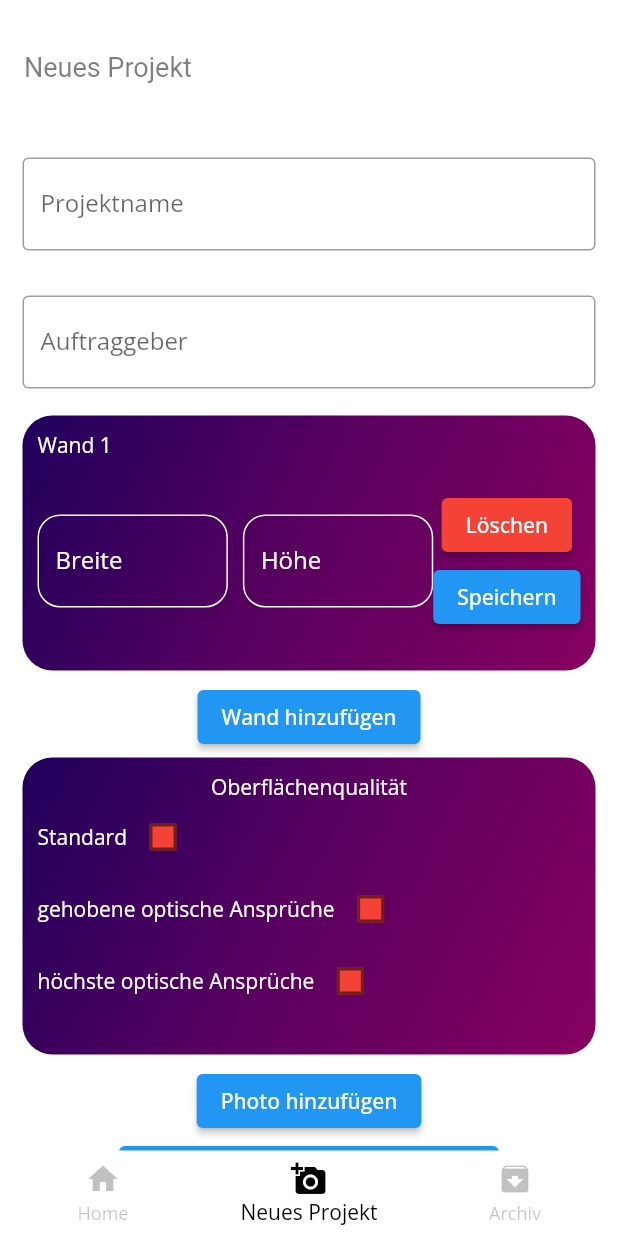
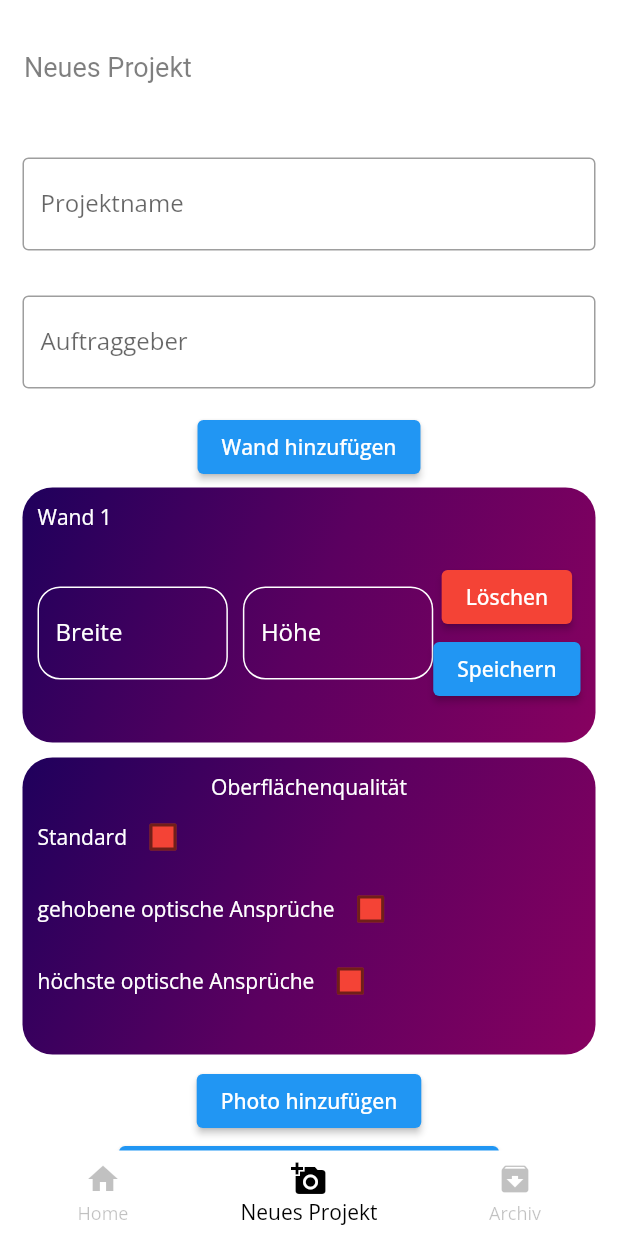
Before and after one commit to jmu-informationsystemsgroup/PJS_SS_22_KI_Materialbedarfsplanung, a Flutter app: the screen it shows after launch, item 2 of the bottom bar chosen, after a tap on "Wand hinzufügen", on a phone screen of 412 x 824 dp. Run offline on Flutter 3.47's test engine with Material 2 defaults, Android fonts, the phone set to English and light mode, and no system bars; our stand-ins replace camera, flutter_map, google_fonts, latlong2, permission_handler and 1 more; missing offline and left inert: dart:ffi, downloads_path_provider_28; accounts and stored records are empty.

Commit message:
fixed mvp wall bugs, renamed files

```diff
--- a/frontend/prototype/lib/backend/data_base_functions.dart
+++ b/frontend/prototype/lib/backend/data_base_functions.dart
@@ -8,7 +8,7 @@ import 'dart:convert';
 import 'package:camera/camera.dart';
 
 import 'package:prototype/backend/helper_objects.dart';
-import 'package:prototype/newProject/mainView.dart';
+import 'package:prototype/screen_create_new_project/mainView.dart';
 import 'package:sqflite/sqflite.dart' as sql;
 
 /// beinhaltet sämtliche Methoden zum Speichern und Laden von Daten
@@ -84,6 +84,7 @@ class DataBase {
   */
 
   /// gibt eine Liste aller aktiven Projekte zurück
+  /// SPÄTER: NACH NÄCHSTEM FÄLLIGKEITSDATUM ORDNEN
   static Future<List<dynamic>> getAllActiveProjects() async {
     final db = await DataBase.getDataBase();
 
@@ -146,7 +147,7 @@ class DataBase {
     return result;
   }
 
-  /// ändert statusActive = 0 zurück in statusActive = 1, dadruch wird das Projekt
+  /// ändert statusActive = 0 zurück in statusActive = 1, dadurch wird das Projekt
   /// nicht mehr in der Liste der aktiven Projekte angezeigt
   static activateProject(int id) async {
     final db = await DataBase.getDataBase();
--- a/frontend/prototype/lib/backend/helper_objects.dart
+++ b/frontend/prototype/lib/backend/helper_objects.dart
@@ -51,6 +51,7 @@ class Content {
 
 /// erzeugt eine MVP Wand, standardmäßig mit den Werten 0.0 * 0.0
 class Wall {
+  late int key;
   double width = 0.0;
   double height = 0.0;
 }
--- a/frontend/prototype/lib/projectView/gallery.dart
+++ b/frontend/prototype/lib/components/gallery.dart
@@ -2,7 +2,7 @@ import 'package:flutter/material.dart';
 import 'package:prototype/backend/data_base_functions.dart';
 import 'dart:io';
 
-import 'package:prototype/projectView/mainView.dart';
+import 'package:prototype/screen_load_project/mainView.dart';
 
 class Gallery extends StatefulWidget {
   String src;
--- a/frontend/prototype/lib/dashboard/navBar.dart
+++ b/frontend/prototype/lib/components/navBar.dart
@@ -1,8 +1,8 @@
 import 'package:flutter/material.dart';
 
-import 'package:prototype/archived/mainView.dart';
-import 'package:prototype/newProject/mainView.dart';
-import 'mainView.dart';
+import 'package:prototype/archive/mainView.dart';
+import 'package:prototype/screen_create_new_project/mainView.dart';
+import '../home/mainView.dart';
 
 class NavBar extends StatefulWidget {
   late int currentIndex;
--- a/frontend/prototype/lib/dashboard/project_list.dart
+++ b/frontend/prototype/lib/components/project_list.dart
@@ -3,9 +3,9 @@ import 'dart:io';
 import 'package:flutter/material.dart';
 import 'package:prototype/backend/data_base_functions.dart';
 import 'package:prototype/styles/container.dart';
-import 'package:prototype/projectView/mainView.dart';
+import 'package:prototype/screen_load_project/mainView.dart';
 
-import '../projectView/gallery.dart';
+import 'gallery.dart';
 
 class ProjectList extends StatelessWidget {
   List<dynamic> projects;
--- a/frontend/prototype/lib/newProject/newProjectButton.dart
+++ b/frontend/prototype/lib/home/button_new_project.dart
@@ -1,6 +1,6 @@
 import 'package:flutter/material.dart';
 
-import 'mainView.dart';
+import '../screen_create_new_project/mainView.dart';
 
 class AddProjectButton extends StatefulWidget {
   @override
--- a/frontend/prototype/lib/dashboard/mainView.dart
+++ b/frontend/prototype/lib/home/mainView.dart
@@ -1,11 +1,11 @@
 import 'package:flutter/material.dart';
 import 'package:google_fonts/google_fonts.dart';
-import 'package:prototype/dashboard/navBar.dart';
+import 'package:prototype/components/navBar.dart';
 
-import 'package:prototype/newProject/newProjectButton.dart';
-import 'package:prototype/newProject/mainView.dart';
+import 'package:prototype/home/button_new_project.dart';
+import 'package:prototype/screen_create_new_project/mainView.dart';
 import '../backend/data_base_functions.dart';
-import 'project_list.dart';
+import '../components/project_list.dart';
 
 class Dashboard extends StatefulWidget {
   String title = "Projektübersicht";
@@ -43,21 +43,6 @@ class _DashboardState extends State<Dashboard> {
           children: [
             projectMessage(),
             ProjectList(allProjects),
-            /*
-            Center(
-              child: ElevatedButton(
-                  onPressed: () {
-                    setState(() {
-                      i += 1;
-                      _projects.add('Bauprojekt ' + (i).toString());
-                    });
-                    print(_projects);
-                  },
-                  child: Text('Neues Projekt anlegen (demoVersion)'),
-                  style: ElevatedButton.styleFrom(
-                      primary: Color.fromARGB(43, 0, 110, 255))),
-            ),
-            */
             AddProjectButton()
           ],
         ),
--- a/frontend/prototype/lib/main.dart
+++ b/frontend/prototype/lib/main.dart
@@ -1,10 +1,8 @@
 import 'dart:ui';
 
 import 'package:flutter/material.dart';
-import 'package:prototype/dashboard/mainView.dart';
+import 'package:prototype/home/mainView.dart';
 import 'package:google_fonts/google_fonts.dart';
-
-import 'dashboard/navBar.dart';
 
 // TODO: initialflutter binding
 void main() => runApp(RootClass());
--- a/frontend/prototype/lib/newProject/newPhotoButton.dart
+++ b/frontend/prototype/lib/screen_create_new_project/button_add_photo.dart
@@ -1,7 +1,7 @@
 import 'package:camera/camera.dart';
 import 'package:flutter/material.dart';
 
-import 'newPhotoScreen.dart';
+import 'screen_camera.dart';
 
 class AddPhotoButton extends StatefulWidget {
   @override
--- a/frontend/prototype/lib/newProject/input_field.dart
+++ b/frontend/prototype/lib/screen_create_new_project/input_field.dart
@@ -1,6 +1,6 @@
 import 'package:flutter/material.dart';
 import 'package:prototype/backend/helper_objects.dart';
-import 'package:prototype/newProject/mainView.dart';
+import 'package:prototype/screen_create_new_project/mainView.dart';
 
 enum InputType { projectName, client }
 
--- a/frontend/prototype/lib/newProject/mvp_checklist.dart
+++ b/frontend/prototype/lib/screen_create_new_project/mvp_checklist.dart
@@ -1,5 +1,5 @@
 import 'package:flutter/material.dart';
-import 'package:prototype/newProject/mainView.dart';
+import 'package:prototype/screen_create_new_project/mainView.dart';
 
 import '../styles/container.dart';
 
--- a/frontend/prototype/lib/newProject/mvp_walls.dart
+++ b/frontend/prototype/lib/screen_create_new_project/mvp_walls.dart
@@ -3,7 +3,7 @@ import 'dart:ffi';
 import 'package:flutter/foundation.dart';
 import 'package:flutter/material.dart';
 import 'package:prototype/backend/helper_objects.dart';
-import 'package:prototype/newProject/mainView.dart';
+import 'package:prototype/screen_create_new_project/mainView.dart';
 
 import '../styles/container.dart';
 
@@ -17,14 +17,13 @@ class MVPWalls extends StatefulWidget {
 class _MVPWalls extends State<MVPWalls> {
   final TextEditingController nameController = TextEditingController();
 
-  List<Widget> walls = [];
-
-  int i = 1;
+  Map<int, Widget> walls = {};
 
   Widget newWall(int i) {
-    Wall newWall = new Wall();
-    NewProject.cash.squareMeters.add(new Wall());
-    print(NewProject.cash.squareMeters);
+    print("wallleeeeeeeeeeeeeeeeeeeeee" + walls.toString());
+    print("iiiiiiiiiiiiiiiiiiiiiiiiiiiiiiiiiiiiiiiiiiiiiiiiiiiiiiiiiii $i");
+    Wall newWall = Wall();
+    int wallTitle = i + 1;
 
     Container container = Container(
       margin: const EdgeInsets.fromLTRB(15, 3, 15, 7),
@@ -35,7 +34,7 @@ class _MVPWalls extends State<MVPWalls> {
         runSpacing: 20, // to apply margin in the cross axis of the wrap
         children: <Widget>[
           Text(
-            "Wand $i",
+            "Wand $wallTitle",
             style: ContainerStyles.getTextStyle(),
           ),
           Row(
@@ -77,8 +76,9 @@ class _MVPWalls extends State<MVPWalls> {
                     onPressed: () {
                       setState(
                         () {
-                          walls.remove(walls[i - 1]);
-                          NewProject.cash.squareMeters[i - 1] = Wall();
+                          walls.removeWhere((key, value) => key == i);
+                          NewProject.cash.squareMeters
+                              .removeWhere((element) => element.key == i);
                         },
                       );
                     },
@@ -88,7 +88,8 @@ class _MVPWalls extends State<MVPWalls> {
                     onPressed: () {
                       setState(
                         () {
-                          NewProject.cash.squareMeters[i - 1] = newWall;
+                          newWall.key = i;
+                          NewProject.cash.squareMeters.add(newWall);
                         },
                       );
                     },
@@ -104,28 +105,25 @@ class _MVPWalls extends State<MVPWalls> {
     return container;
   }
 
+  int i = 0;
   @override
   Widget build(BuildContext context) {
     return Column(
       children: <Widget>[
-        Column(
-          children: walls,
-        ),
         ElevatedButton(
           onPressed: () {
             setState(
               () {
-                walls.add(
-                  newWall(i),
-                );
+                walls[i] = newWall(i);
                 i += 1;
               },
             );
-
-            print(walls.toString());
           },
           child: const Text("Wand hinzufügen"),
-        )
+        ),
+        Column(
+          children: walls.values.toList(),
+        ),
       ],
     );
   }
--- a/frontend/prototype/lib/newProject/newPhotoScreen.dart
+++ b/frontend/prototype/lib/screen_create_new_project/screen_camera.dart
@@ -3,7 +3,7 @@ import 'dart:io';
 import 'package:flutter/material.dart';
 import 'package:camera/camera.dart';
 import 'package:prototype/backend/helper_objects.dart';
-import 'package:prototype/newProject/mainView.dart';
+import 'package:prototype/screen_create_new_project/mainView.dart';
 
 import 'mainView.dart';
 
--- a/frontend/prototype/lib/projectView/mainView.dart
+++ b/frontend/prototype/lib/screen_load_project/mainView.dart
@@ -2,9 +2,8 @@ import 'package:flutter/material.dart';
 import 'package:google_fonts/google_fonts.dart';
 import 'package:prototype/backend/data_base_functions.dart';
 import 'package:prototype/backend/helper_objects.dart';
-import 'package:prototype/projectView/gallery.dart';
-import 'package:prototype/projectView/projectGalerydemoVersion.dart';
-import 'package:prototype/projectView/projectMap.dart';
+import 'package:prototype/components/gallery.dart';
+import 'package:prototype/screen_load_project/projectMap.dart';
 
 class ProjectView extends StatefulWidget {
   Map<String, dynamic> content;
```
Also changed, not shown: frontend/prototype/lib/archive/mainView.dart (renamed from frontend/prototype/lib/archived/mainView.dart, +4 -4 lines), frontend/prototype/lib/projectView/projectGalerydemoVersion.dart (deleted, +0 -54 lines), frontend/prototype/lib/screen_create_new_project/mainView.dart (renamed from frontend/prototype/lib/newProject/mainView.dart, +5 -5 lines), frontend/prototype/lib/screen_create_new_project/input_field_address.dart (renamed from frontend/prototype/lib/newProject/newAddress.dart), frontend/prototype/lib/screen_load_project/projectMap.dart (renamed from frontend/prototype/lib/projectView/projectMap.dart).
